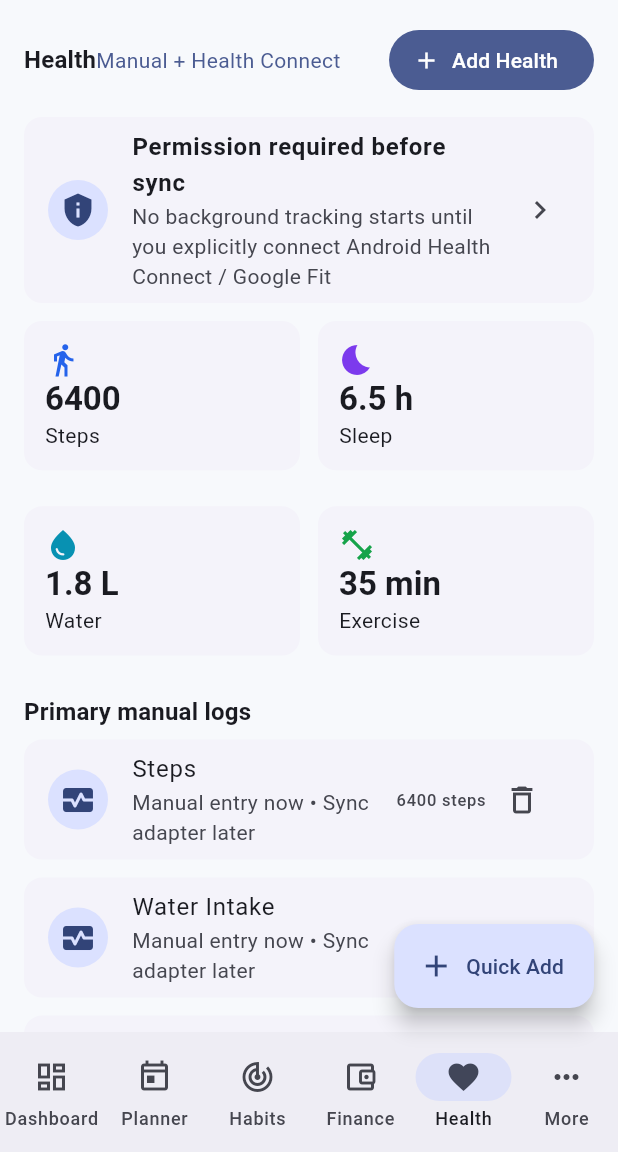
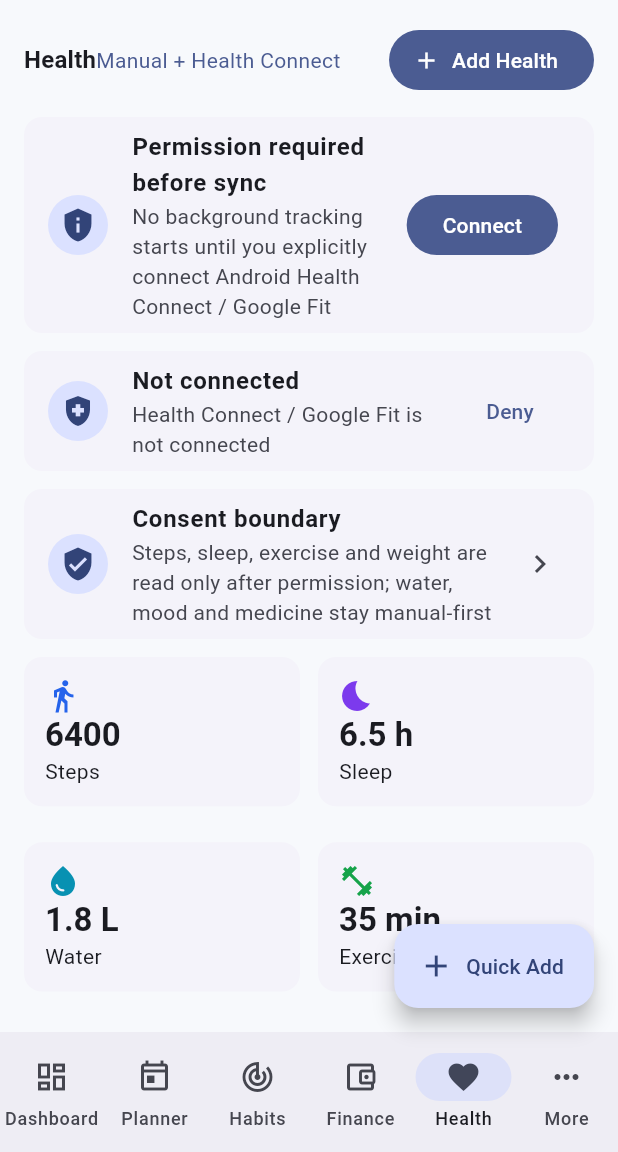
Before and after one commit to sanjide003/00011, a Flutter app: the screen it shows after launch, item 5 of the bottom bar chosen, on a phone screen of 412 x 824 dp, the part 84-1236 px from its top. Run offline on Flutter 3.47's test engine with Material 3 defaults, Android fonts, the phone set to English and light mode, and no system bars.

Commit message:
Add reminders and health consent boundaries

```diff
--- a/lib/src/screens/life_os_shell.dart
+++ b/lib/src/screens/life_os_shell.dart
@@ -4,8 +4,10 @@ import '../data/life_repository.dart';
 import '../models/life_models.dart';
 import '../services/finance_calculations.dart';
 import '../services/health_calculations.dart';
+import '../services/health_integration_services.dart';
 import '../services/life_reports.dart';
 import '../services/prayer_calculations.dart';
+import '../services/reminder_services.dart';
 import '../services/sync_services.dart';
 import '../widgets/life_widgets.dart';
 
@@ -31,6 +33,8 @@ class _LifeOsShellState extends State<LifeOsShell> {
   AuthState _authState = const AuthState.signedOut();
   SyncState _syncState = const SyncState.localOnly();
   PrivacySettings _privacySettings = const PrivacySettings(firebaseBackupEnabled: false, exportEnabled: true, importEnabled: true);
+  ReminderSettings _reminderSettings = const ReminderScheduler().defaultSettings();
+  HealthIntegrationState _healthIntegrationState = const HealthIntegrationState.notConnected();
 
   void _refresh() {
     setState(() {
@@ -98,6 +102,39 @@ class _LifeOsShellState extends State<LifeOsShell> {
     });
   }
 
+  void _grantNotificationPermission() {
+    setState(() => _reminderSettings = const ReminderScheduler().requestAndroidPermission(_reminderSettings, userGranted: true));
+  }
+
+  void _denyNotificationPermission() {
+    setState(() => _reminderSettings = const ReminderScheduler().requestAndroidPermission(_reminderSettings, userGranted: false));
+  }
+
+  void _toggleReminder(String id, bool enabled) {
+    setState(() => _reminderSettings = const ReminderScheduler().setPreferenceEnabled(_reminderSettings, id, enabled));
+  }
+
+  void _connectHealthIntegration() {
+    final boundary = const HealthIntegrationBoundary();
+    final state = boundary.requestPermissions(
+      available: true,
+      grantedTypes: const [HealthDataType.steps, HealthDataType.sleep, HealthDataType.exercise, HealthDataType.weight],
+    );
+    for (final entry in boundary.readAllowedSampleData(state, DateTime.now())) {
+      widget.repository.updateHealthEntry(entry);
+    }
+    setState(() {
+      _healthIntegrationState = state;
+      _healthEntries = widget.repository.getHealthEntries();
+    });
+  }
+
+  void _denyHealthIntegration() {
+    setState(() {
+      _healthIntegrationState = const HealthIntegrationBoundary().requestPermissions(available: true, grantedTypes: const []);
+    });
+  }
+
   @override
   Widget build(BuildContext context) {
     final screens = [
@@ -134,6 +171,9 @@ class _LifeOsShellState extends State<LifeOsShell> {
       ),
       HealthScreen(
         entries: _healthEntries,
+        integrationState: _healthIntegrationState,
+        onConnectHealth: _connectHealthIntegration,
+        onDenyHealth: _denyHealthIntegration,
         onAddEntry: (entry) {
           widget.repository.addHealthEntry(entry);
           _refresh();
@@ -151,6 +191,10 @@ class _LifeOsShellState extends State<LifeOsShell> {
         authState: _authState,
         syncState: _syncState,
         privacySettings: _privacySettings,
+        reminderSettings: _reminderSettings,
+        onGrantNotifications: _grantNotificationPermission,
+        onDenyNotifications: _denyNotificationPermission,
+        onToggleReminder: _toggleReminder,
         onToggleSignIn: _toggleOptionalSignIn,
         onToggleBackup: _toggleFirebaseBackup,
         onAddNote: (note) {
@@ -360,9 +404,12 @@ class FinanceScreen extends StatelessWidget {
 }
 
 class HealthScreen extends StatelessWidget {
-  const HealthScreen({super.key, required this.entries, required this.onAddEntry, required this.onDeleteEntry});
+  const HealthScreen({super.key, required this.entries, required this.integrationState, required this.onConnectHealth, required this.onDenyHealth, required this.onAddEntry, required this.onDeleteEntry});
 
   final List<HealthEntry> entries;
+  final HealthIntegrationState integrationState;
+  final VoidCallback onConnectHealth;
+  final VoidCallback onDenyHealth;
   final ValueChanged<HealthEntry> onAddEntry;
   final ValueChanged<String> onDeleteEntry;
 
@@ -374,7 +421,19 @@ class HealthScreen extends StatelessWidget {
       children: [
         Row(mainAxisAlignment: MainAxisAlignment.spaceBetween, children: [const SectionHeader(title: 'Health', action: 'Manual + Health Connect'), FilledButton.icon(onPressed: () => showHealthEditor(context: context, onSave: onAddEntry), icon: const Icon(Icons.add), label: const Text('Add Health'))]),
         const SizedBox(height: 8),
-        const FeatureTile(title: 'Permission required before sync', description: 'No background tracking starts until you explicitly connect Android Health Connect / Google Fit', icon: Icons.privacy_tip),
+        FeatureTile(
+          title: 'Permission required before sync',
+          description: 'No background tracking starts until you explicitly connect Android Health Connect / Google Fit',
+          icon: Icons.privacy_tip,
+          action: FilledButton(onPressed: onConnectHealth, child: const Text('Connect')),
+        ),
+        FeatureTile(
+          title: integrationState.label,
+          description: integrationState.message,
+          icon: Icons.health_and_safety,
+          action: TextButton(onPressed: onDenyHealth, child: const Text('Deny')),
+        ),
+        const FeatureTile(title: 'Consent boundary', description: 'Steps, sleep, exercise and weight are read only after permission; water, mood and medicine stay manual-first', icon: Icons.verified_user),
         GridView.count(shrinkWrap: true, physics: const NeverScrollableScrollPhysics(), crossAxisCount: 2, childAspectRatio: 1.65, crossAxisSpacing: 12, mainAxisSpacing: 12, children: [
           MetricCard(label: 'Steps', value: summary.steps.toStringAsFixed(0), icon: Icons.directions_walk, color: const Color(0xFF2563EB)),
           MetricCard(label: 'Sleep', value: '${summary.sleepHours.toStringAsFixed(1)} h', icon: Icons.bedtime, color: const Color(0xFF7C3AED)),
@@ -395,7 +454,7 @@ class HealthScreen extends StatelessWidget {
 }
 
 class MoreScreen extends StatelessWidget {
-  const MoreScreen({super.key, required this.prayerRecords, required this.onTogglePrayer, required this.notes, required this.reviews, required this.authState, required this.syncState, required this.privacySettings, required this.onToggleSignIn, required this.onToggleBackup, required this.onAddNote, required this.onDeleteNote, required this.onAddReview, required this.onDeleteReview});
+  const MoreScreen({super.key, required this.prayerRecords, required this.onTogglePrayer, required this.notes, required this.reviews, required this.authState, required this.syncState, required this.privacySettings, required this.reminderSettings, required this.onGrantNotifications, required this.onDenyNotifications, required this.onToggleReminder, required this.onToggleSignIn, required this.onToggleBackup, required this.onAddNote, required this.onDeleteNote, required this.onAddReview, required this.onDeleteReview});
 
   final List<PrayerRecord> prayerRecords;
   final void Function(PrayerRecord prayer, bool? completed) onTogglePrayer;
@@ -404,6 +463,10 @@ class MoreScreen extends StatelessWidget {
   final AuthState authState;
   final SyncState syncState;
   final PrivacySettings privacySettings;
+  final ReminderSettings reminderSettings;
+  final VoidCallback onGrantNotifications;
+  final VoidCallback onDenyNotifications;
+  final void Function(String id, bool enabled) onToggleReminder;
   final VoidCallback onToggleSignIn;
   final ValueChanged<bool> onToggleBackup;
   final ValueChanged<LifeNote> onAddNote;
@@ -428,6 +491,24 @@ class MoreScreen extends StatelessWidget {
         const FeatureTile(title: 'Quran tracking', description: 'Pages, verses and sessions', icon: Icons.menu_book, comingSoon: true),
         const FeatureTile(title: 'Dhikr and dua', description: 'Daily counters and saved duas', icon: Icons.favorite, comingSoon: true),
         const FeatureTile(title: 'Ramadan and charity', description: 'Fasting, charity and Ramadan goals', icon: Icons.volunteer_activism, comingSoon: true),
+        const SizedBox(height: 20),
+        SectionHeader(title: 'Reminders', action: reminderSettings.permissionLabel),
+        FeatureTile(
+          title: 'Android notification permission',
+          description: 'Reminders stay disabled until you allow notifications. Safe default: off.',
+          icon: Icons.notifications_active,
+          action: Wrap(spacing: 4, children: [
+            FilledButton(onPressed: onGrantNotifications, child: const Text('Allow')),
+            TextButton(onPressed: onDenyNotifications, child: const Text('Deny')),
+          ]),
+        ),
+        for (final reminder in reminderSettings.preferences)
+          SwitchListTile(
+            value: reminder.enabled && reminderSettings.canSchedule,
+            onChanged: reminderSettings.canSchedule ? (value) => onToggleReminder(reminder.id, value) : null,
+            title: Text(reminder.title),
+            subtitle: Text(reminder.timeLabel),
+          ),
         const SizedBox(height: 20),
         const SectionHeader(title: 'Backup and privacy'),
         FeatureTile(title: authState.label, description: 'Google login is optional. Livelife works without login and keeps local data first.', icon: Icons.account_circle, action: FilledButton(onPressed: onToggleSignIn, child: Text(authState.isSignedIn ? 'Sign Out' : 'Optional Google Login'))),
--- /dev/null
+++ b/lib/src/services/health_integration_services.dart
@@ -0,0 +1,65 @@
+import '../models/life_models.dart';
+
+enum HealthIntegrationStatus { notConnected, permissionDenied, connected, partial, unavailable }
+
+enum HealthDataType { steps, sleep, exercise, weight }
+
+class HealthIntegrationState {
+  const HealthIntegrationState({required this.status, required this.grantedTypes, required this.message});
+
+  const HealthIntegrationState.notConnected()
+      : status = HealthIntegrationStatus.notConnected,
+        grantedTypes = const [],
+        message = 'Health Connect / Google Fit is not connected';
+
+  final HealthIntegrationStatus status;
+  final List<HealthDataType> grantedTypes;
+  final String message;
+
+  bool get canReadAny => status == HealthIntegrationStatus.connected || status == HealthIntegrationStatus.partial;
+  bool canRead(HealthDataType type) => grantedTypes.contains(type);
+
+  String get label {
+    switch (status) {
+      case HealthIntegrationStatus.notConnected:
+        return 'Not connected';
+      case HealthIntegrationStatus.permissionDenied:
+        return 'Permission denied';
+      case HealthIntegrationStatus.connected:
+        return 'Connected';
+      case HealthIntegrationStatus.partial:
+        return 'Partially connected';
+      case HealthIntegrationStatus.unavailable:
+        return 'Unavailable on this device';
+    }
+  }
+}
+
+class HealthIntegrationBoundary {
+  const HealthIntegrationBoundary();
+
+  HealthIntegrationState requestPermissions({required bool available, required List<HealthDataType> grantedTypes}) {
+    if (!available) {
+      return const HealthIntegrationState(status: HealthIntegrationStatus.unavailable, grantedTypes: [], message: 'Health Connect / Google Fit is not available on this Android device');
+    }
+    if (grantedTypes.isEmpty) {
+      return const HealthIntegrationState(status: HealthIntegrationStatus.permissionDenied, grantedTypes: [], message: 'No health permissions were granted');
+    }
+    if (grantedTypes.length < HealthDataType.values.length) {
+      return HealthIntegrationState(status: HealthIntegrationStatus.partial, grantedTypes: grantedTypes, message: 'Some health permissions were granted');
+    }
+    return HealthIntegrationState(status: HealthIntegrationStatus.connected, grantedTypes: grantedTypes, message: 'Health Connect / Google Fit is connected');
+  }
+
+  List<HealthEntry> readAllowedSampleData(HealthIntegrationState state, DateTime recordedAt) {
+    if (!state.canReadAny) {
+      return const [];
+    }
+    return [
+      if (state.canRead(HealthDataType.steps)) HealthEntry(id: 'sync-steps', type: HealthMetricType.steps, value: 7200, unit: 'steps', recordedAt: recordedAt),
+      if (state.canRead(HealthDataType.sleep)) HealthEntry(id: 'sync-sleep', type: HealthMetricType.sleep, value: 7.1, unit: 'h', recordedAt: recordedAt),
+      if (state.canRead(HealthDataType.exercise)) HealthEntry(id: 'sync-exercise', type: HealthMetricType.exercise, value: 42, unit: 'min', recordedAt: recordedAt),
+      if (state.canRead(HealthDataType.weight)) HealthEntry(id: 'sync-weight', type: HealthMetricType.weight, value: 71.5, unit: 'kg', recordedAt: recordedAt),
+    ];
+  }
+}
--- /dev/null
+++ b/lib/src/services/reminder_services.dart
@@ -0,0 +1,105 @@
+enum ReminderPermissionStatus { unknown, denied, granted }
+
+enum ReminderTargetType { task, habit, prayer, bill, dailyClosingReport }
+
+class ReminderPreference {
+  const ReminderPreference({
+    required this.id,
+    required this.targetType,
+    required this.title,
+    required this.enabled,
+    required this.timeLabel,
+  });
+
+  final String id;
+  final ReminderTargetType targetType;
+  final String title;
+  final bool enabled;
+  final String timeLabel;
+
+  ReminderPreference copyWith({bool? enabled, String? timeLabel}) => ReminderPreference(
+        id: id,
+        targetType: targetType,
+        title: title,
+        enabled: enabled ?? this.enabled,
+        timeLabel: timeLabel ?? this.timeLabel,
+      );
+
+  Map<String, Object?> toJson() => {
+        'id': id,
+        'targetType': targetType.name,
+        'title': title,
+        'enabled': enabled,
+        'timeLabel': timeLabel,
+      };
+
+  factory ReminderPreference.fromJson(Map<String, Object?> json) => ReminderPreference(
+        id: json['id'] as String,
+        targetType: ReminderTargetType.values.byName(json['targetType'] as String),
+        title: json['title'] as String,
+        enabled: json['enabled'] as bool,
+        timeLabel: json['timeLabel'] as String,
+      );
+}
+
+class ReminderSettings {
+  const ReminderSettings({required this.permissionStatus, required this.preferences});
+
+  final ReminderPermissionStatus permissionStatus;
+  final List<ReminderPreference> preferences;
+
+  bool get canSchedule => permissionStatus == ReminderPermissionStatus.granted;
+  int get enabledCount => preferences.where((preference) => preference.enabled && canSchedule).length;
+  String get permissionLabel {
+    switch (permissionStatus) {
+      case ReminderPermissionStatus.unknown:
+        return 'Notification permission not requested';
+      case ReminderPermissionStatus.denied:
+        return 'Notifications disabled';
+      case ReminderPermissionStatus.granted:
+        return 'Notifications allowed';
+    }
+  }
+
+  ReminderSettings copyWith({ReminderPermissionStatus? permissionStatus, List<ReminderPreference>? preferences}) => ReminderSettings(
+        permissionStatus: permissionStatus ?? this.permissionStatus,
+        preferences: preferences ?? this.preferences,
+      );
+}
+
+class ReminderScheduler {
+  const ReminderScheduler();
+
+  ReminderSettings defaultSettings() => const ReminderSettings(
+        permissionStatus: ReminderPermissionStatus.unknown,
+        preferences: [
+          ReminderPreference(id: 'daily-closing', targetType: ReminderTargetType.dailyClosingReport, title: 'Daily closing report', enabled: false, timeLabel: '9:30 PM'),
+          ReminderPreference(id: 'task-review', targetType: ReminderTargetType.task, title: 'Planner review', enabled: false, timeLabel: '8:30 PM'),
+          ReminderPreference(id: 'habit-water', targetType: ReminderTargetType.habit, title: 'Habit reminders', enabled: false, timeLabel: 'Every 2 hours'),
+          ReminderPreference(id: 'prayer-all', targetType: ReminderTargetType.prayer, title: 'Prayer reminders', enabled: false, timeLabel: 'Before each prayer'),
+          ReminderPreference(id: 'bill-due', targetType: ReminderTargetType.bill, title: 'Bill reminders', enabled: false, timeLabel: '1 day before due'),
+        ],
+      );
+
+  ReminderSettings requestAndroidPermission(ReminderSettings settings, {required bool userGranted}) => settings.copyWith(
+        permissionStatus: userGranted ? ReminderPermissionStatus.granted : ReminderPermissionStatus.denied,
+        preferences: userGranted ? settings.preferences : settings.preferences.map((preference) => preference.copyWith(enabled: false)).toList(),
+      );
+
+  ReminderSettings setPreferenceEnabled(ReminderSettings settings, String id, bool enabled) {
+    final safeEnabled = settings.canSchedule && enabled;
+    return settings.copyWith(
+      preferences: [
+        for (final preference in settings.preferences)
+          if (preference.id == id) preference.copyWith(enabled: safeEnabled) else preference,
+      ],
+    );
+  }
+
+  List<ReminderPreference> scheduledPreferences(ReminderSettings settings) {
+    if (!settings.canSchedule) {
+      return const [];
+    }
+    return settings.preferences.where((preference) => preference.enabled).toList();
+  }
+}
```
Also changed, not shown: 5 other files.
